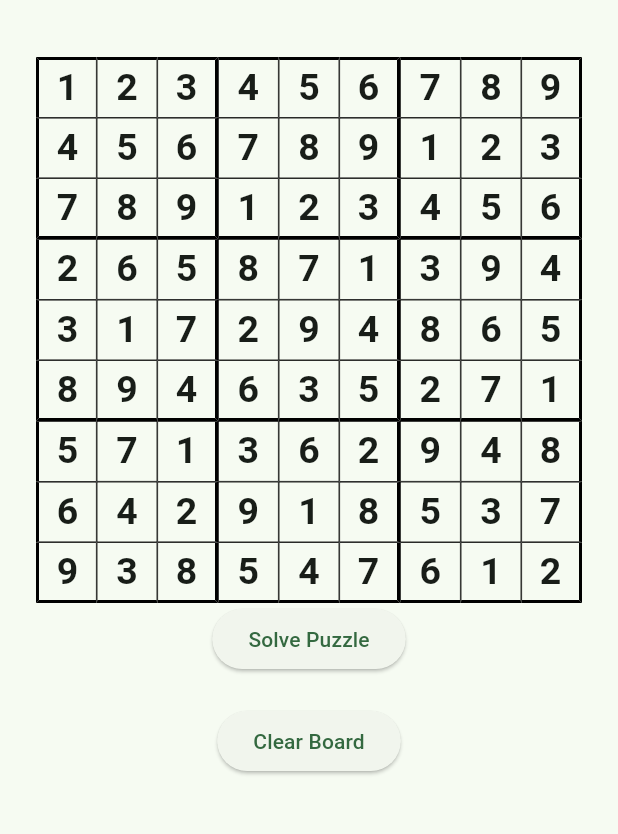
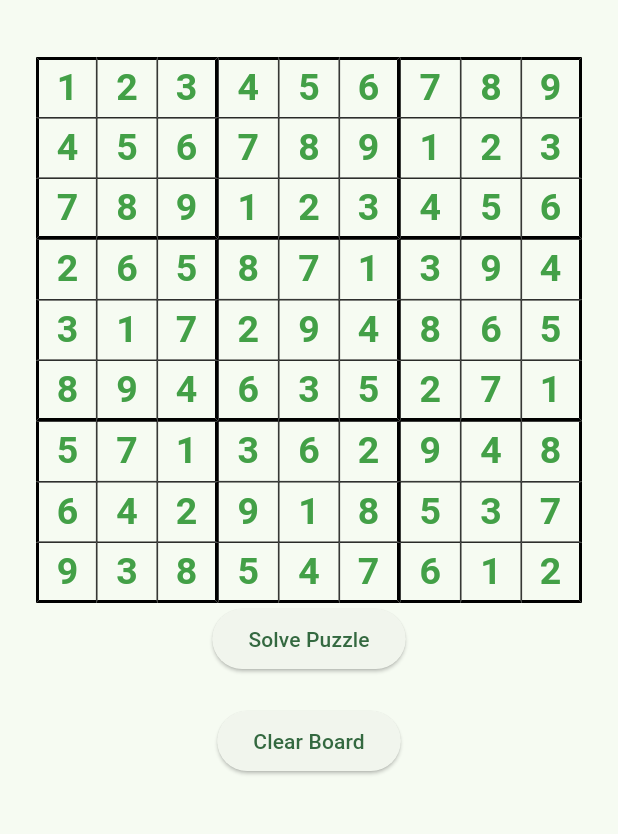
Before and after one commit to rbstrauss98/sudoku_solver, a Flutter app: the screen it shows after launch, after a tap on "Solve Puzzle", on a phone screen of 412 x 824 dp, the part 63-897 px from its top. Run offline on Flutter 3.47's test engine with Material 3 defaults, Android fonts, the phone set to English and light mode, and no system bars; our stand-ins replace tuple.

Commit message:
Fix forward check in Sudoku class

```diff
--- a/lib/solving_algorithm/solver.dart
+++ b/lib/solving_algorithm/solver.dart
@@ -11,7 +11,7 @@ class Solver {
         min = cellDomains.length;
         mrvList = [cell];
       }
-      if (cellDomains.length == min) {
+      else if (cellDomains.length == min) {
         mrvList.add(cell);
       }
     }
@@ -23,13 +23,14 @@ class Solver {
     List<List<int>> maxDegreeList = [];
     for (List<int> cell in tied) {
       int cur = countConstraints(puzzle, cell[0], cell[1]);
-      if (cur == max) {
-        maxDegreeList.add(cell);
-      }
       if (cur > max) {
         max = cur;
         maxDegreeList = [cell];
       }
+      else if (cur == max) {
+        maxDegreeList.add(cell);
+      }
+
     }
     return maxDegreeList;
   }
@@ -136,7 +137,10 @@ class Solver {
 
   Sudoku? solve(List<int> puzzleValues) {
     Sudoku puzzle = Sudoku();
-    puzzle.inputPuzzle(puzzleValues);
+    bool validInput = puzzle.inputPuzzle(puzzleValues);
+    if (!validInput) {
+      return null;
+    }
     Sudoku? solvedPuzzle = backtrackingSearch(puzzle);
     if (solvedPuzzle != null) {
       return solvedPuzzle;
--- a/lib/solving_algorithm/sudoku.dart
+++ b/lib/solving_algorithm/sudoku.dart
@@ -1,5 +1,4 @@
 import 'cell.dart';
-
 class Sudoku {
   List<List<Cell>> cells = List.generate(9, (i) => List.generate(9, (j) => Cell()));
 
@@ -36,7 +35,7 @@ class Sudoku {
     return true;
   }
 
-  void inputPuzzle(List<int> puzzleList) {
+  bool inputPuzzle(List<int> puzzleList) {
     int r = 0;
     int c = 0;
     for (int v in puzzleList) {
@@ -52,17 +51,18 @@ class Sudoku {
     for (int r = 0; r < 9; r++) {
       for (int c = 0; c < 9;c++) {
         if (cells[r][c].value != null) {
-          bool success = forwardCheckRemove(r, c, cells[r][c].value!);
+          bool success = forwardCheckRemove(r, c, cells[r][c].value!, isInitial: true);
           if (!success) {
             print('Contradiction in Puzzle! Invalid input. Exiting');
-            return;
+            return false;
           }
         }
       }
     }
+    return true;
   }
 
-  bool forwardCheckRemove(int row, int col, int value){
+  bool forwardCheckRemove(int row, int col, int value, {bool isInitial = false}){
     int grid = getGridCell(row, col)[0];
     List<int> gridRows = [];
     List<int> gridColumns = [];
@@ -92,11 +92,17 @@ class Sudoku {
               return false;
             }
           }
+          else if (isInitial && !(i == row && j == col) && cells[i][j].value == value) {
+            return false;
+          }
         } else if (gridRows.contains(i) && gridColumns.contains(j)) {
           if (cells[i][j].value == null) {
             if (!cells[i][j].removeValue(value)) {
               return false;
             }
+          }
+          else if (isInitial && !(i == row && j == col) && cells[i][j].value == value) {
+            return false;
           }
         }
       }
--- a/lib/sudoku_board.dart
+++ b/lib/sudoku_board.dart
@@ -3,6 +3,7 @@ import 'package:sudoku_solver/solving_algorithm/solver.dart';
 import 'package:sudoku_solver/number_picker.dart'; // Replace with your actual package name
 
 import 'solving_algorithm/sudoku.dart';
+
 class SudokuGrid extends StatefulWidget {
   const SudokuGrid({super.key});
 
@@ -12,22 +13,39 @@ class SudokuGrid extends StatefulWidget {
 
 class _SudokuGridState extends State<SudokuGrid> {
   List<int> gridValues = List<int>.generate(81, (index) => 0);
+  List<bool> inputValues = List<bool>.generate(81, (index) => false);
   Solver solver = Solver(); // Create an instance of the SudokuSolver class
 
-  void solvePuzzle(){
+  void solvePuzzle() {
+    inputValues = gridValues.map((e) => e != 0).toList();
     Sudoku? success = solver.solve(gridValues);
-
     if (success != null) {
       setState(() {
         for (int i = 0; i < 9; i++) {
-          for (int j = 0; j < 9;j++) {
-            gridValues[i*9+j] = success.cells[i][j].value!;
+          for (int j = 0; j < 9; j++) {
+            gridValues[i * 9 + j] = success.cells[i][j].value!;
           }
         }
       });
-    }
-    else{
-      print('No solution found');
+    } else {
+      // clearBoard();
+      showDialog(
+        context: context,
+        builder: (BuildContext context) {
+          return AlertDialog(
+            title: Text('Solving Failed'),
+            content: Text('The puzzle could not be solved. Please try again.'),
+            actions: <Widget>[
+              TextButton(
+                child: Text('OK'),
+                onPressed: () {
+                  Navigator.of(context).pop();
+                },
+              ),
+            ],
+          );
+        },
+      );
     }
   }
 
@@ -35,8 +53,10 @@ class _SudokuGridState extends State<SudokuGrid> {
     setState(() {
       for (int i = 0; i < gridValues.length; i++) {
         gridValues[i] = 0;
+        inputValues[i] = false;
       }
     });
+
   }
 
   @override
@@ -50,7 +70,8 @@ class _SudokuGridState extends State<SudokuGrid> {
             itemCount: 81,
             itemBuilder: (BuildContext context, int index) {
               bool isFirstRow = index < 9; // Check if it's the first row
-            bool isFirstColumn = index % 9 == 0; // Check if it's the first column
+              bool isFirstColumn =
+                  index % 9 == 0; // Check if it's the first column
               bool isThirdOrSixthRow = (index ~/ 9) % 3 ==
                   2; // Check if it's the end of the third or sixth row
               bool isThirdOrSixthColumn = index % 9 % 3 ==
@@ -61,6 +82,7 @@ class _SudokuGridState extends State<SudokuGrid> {
                   if (selectedNumber != null) {
                     setState(() {
                       gridValues[index] = selectedNumber;
+                      inputValues[index] = true;
                     });
                   }
                 },
@@ -95,17 +117,22 @@ class _SudokuGridState extends State<SudokuGrid> {
                   ),
                   child: Center(
                     child: Text(
-                    gridValues[index] == 0 ? '' : gridValues[index].toString(),
-                    style: const TextStyle(
-                        fontSize: 25, fontWeight: FontWeight.bold),
+                      gridValues[index] == 0
+                          ? ''
+                          : gridValues[index].toString(),
+                      style: TextStyle(
+                          fontSize: 25,
+                          fontWeight: FontWeight.bold,
+                          color:
+                              inputValues[index] ? Colors.black : Colors.green[600]),
                     ),
                   ),
                 ),
               );
             },
-          shrinkWrap: true, // This makes the GridView.builder take only as much space as it needs
-          physics: const NeverScrollableScrollPhysics()
-        ),
+            shrinkWrap:
+                true, // This makes the GridView.builder take only as much space as it needs
+            physics: const NeverScrollableScrollPhysics()),
       ),
       ElevatedButton(
         onPressed: solvePuzzle,
@@ -113,10 +140,10 @@ class _SudokuGridState extends State<SudokuGrid> {
       ),
       const SizedBox(height: 20),
       ElevatedButton(
-        onPressed: clearBoard, // Call the clearBoard method when the button is pressed
+        onPressed:
+            clearBoard, // Call the clearBoard method when the button is pressed
         child: const Text('Clear Board'),
       ),
-
     ]);
   }
 }
```
Lines whose indentation alone changed are shown as unchanged.
